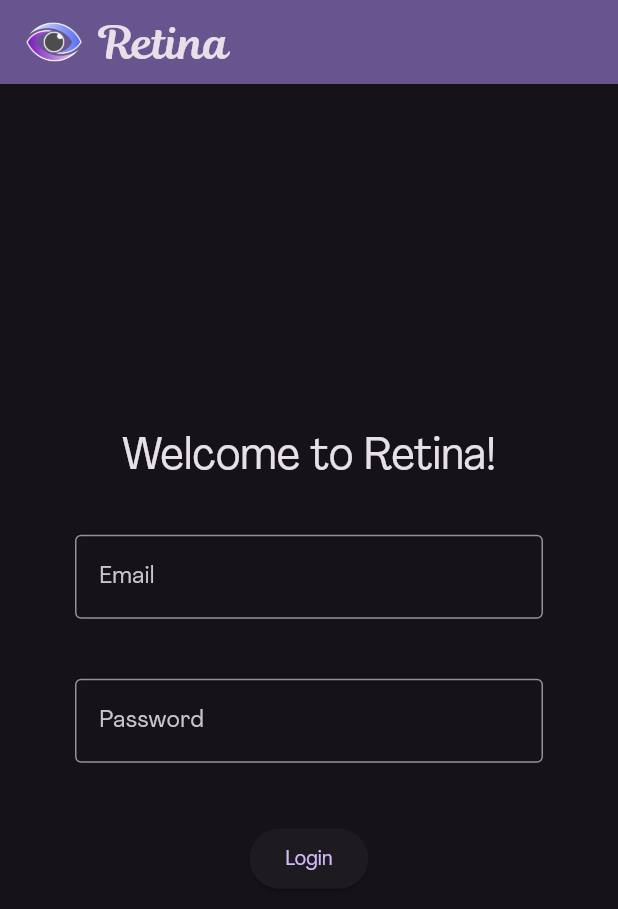
After one commit to mathletedev/retina, a Flutter app: the screen it shows after launch, on a phone screen of 412 x 824 dp. The commit adds this screen. Shown: the top 909 px of the screen. Run offline on Flutter 3.47's test engine with Material 3 defaults, Android fonts, the phone set to English and light mode, and no system bars.

Commit message:
feat: scdc update

```diff
--- a/client/lib/main.dart
+++ b/client/lib/main.dart
@@ -1,5 +1,6 @@
 import 'package:flutter/material.dart';
 import 'package:retina/views/iris.dart';
+import 'package:retina/views/login.dart';
 import 'package:retina/views/macula.dart';
 import 'package:retina/views/pupil.dart';
 
@@ -15,7 +16,9 @@
     return MaterialApp(
       title: 'Retina',
       theme: ThemeData(
-        colorScheme: ColorScheme.fromSeed(seedColor: Colors.deepPurple),
+        colorSchemeSeed: Colors.deepPurple,
+        brightness: Brightness.dark,
+        fontFamily: 'Agrandir',
         useMaterial3: true,
       ),
       home: const MainLayout(),
@@ -33,9 +36,15 @@
 class _MainLayoutState extends State<MainLayout> {
   int _viewIndex = 0;
 
+  void _setViewCallback(int index) {
+    setState(() {
+      _viewIndex = index;
+    });
+  }
+
   void _onViewChanged(int index) {
     setState(() {
-      _viewIndex = index;
+      _viewIndex = index + 1;
     });
   }
 
@@ -44,20 +53,25 @@
     return Scaffold(
       appBar: AppBar(
         backgroundColor: Theme.of(context).colorScheme.inversePrimary,
-        title: Text(switch (_viewIndex) {
-          0 => 'Pupil',
-          1 => 'Iris',
-          2 => 'Macula',
-          _ => 'Invalid view',
-        }),
+        title: Row(
+          children: [
+            Image.asset('assets/icon.png', height: 40),
+            const SizedBox(width: 10),
+            const Text('Retina',
+                style: TextStyle(fontFamily: 'Magnolia Script', fontSize: 30))
+          ],
+        ),
       ),
       body: switch (_viewIndex) {
-        0 => const PupilView(),
-        1 => const IrisView(),
-        2 => const MaculaView(),
+        0 => LoginView(setViewCallback: _setViewCallback),
+        1 => const PupilView(),
+        2 => const IrisView(),
+        3 => MaculaView(setViewCallback: _setViewCallback),
         _ => const Center(child: Text('Invalid view')),
       },
-      bottomNavigationBar: BottomNavigationBar(
+      bottomNavigationBar: _viewIndex == 0
+          ? null
+          : BottomNavigationBar(
               items: const <BottomNavigationBarItem>[
                 BottomNavigationBarItem(
                   icon: Icon(Icons.visibility),
@@ -72,7 +86,7 @@
                   label: 'Macula',
                 ),
               ],
-        currentIndex: _viewIndex,
+              currentIndex: _viewIndex - 1,
               selectedItemColor: Theme.of(context).colorScheme.primary,
               onTap: _onViewChanged,
               selectedLabelStyle: const TextStyle(fontSize: 0),
--- /dev/null
+++ b/client/lib/views/login.dart
@@ -0,0 +1,49 @@
+import 'package:flutter/material.dart';
+
+class LoginView extends StatefulWidget {
+  final void Function(int) setViewCallback;
+
+  const LoginView({super.key, required this.setViewCallback});
+
+  @override
+  State<LoginView> createState() => _LoginViewState();
+}
+
+class _LoginViewState extends State<LoginView> {
+  @override
+  Widget build(BuildContext context) {
+    return Column(
+      mainAxisAlignment: MainAxisAlignment.center,
+      children: [
+        const Text('Welcome to Retina!', style: TextStyle(fontSize: 30)),
+        const SizedBox(height: 30),
+        Container(
+          padding: const EdgeInsets.symmetric(horizontal: 50),
+          child: const TextField(
+            decoration: InputDecoration(
+              border: OutlineInputBorder(),
+              hintText: 'Email',
+            ),
+          ),
+        ),
+        const SizedBox(height: 40),
+        Container(
+          padding: const EdgeInsets.symmetric(horizontal: 50),
+          child: const TextField(
+            decoration: InputDecoration(
+              border: OutlineInputBorder(),
+              hintText: 'Password',
+            ),
+          ),
+        ),
+        const SizedBox(height: 40),
+        ElevatedButton(
+          onPressed: () {
+            widget.setViewCallback(1);
+          },
+          child: const Text('Login'),
+        ),
+      ],
+    );
+  }
+}
```
Also changed, not shown: client/lib/views/macula.dart (+47 -30 lines), client/lib/views/pupil.dart (+11 -4 lines), client/pubspec.yaml (+7 -0 lines), client/assets/post_wadeca.jpg (added), client/fonts/Agrandir-Narrow.otf (added), client/fonts/Agrandir-Regular.otf (added), client/fonts/MagnoliaScript.otf (added). Lines whose indentation alone changed are shown as unchanged.
